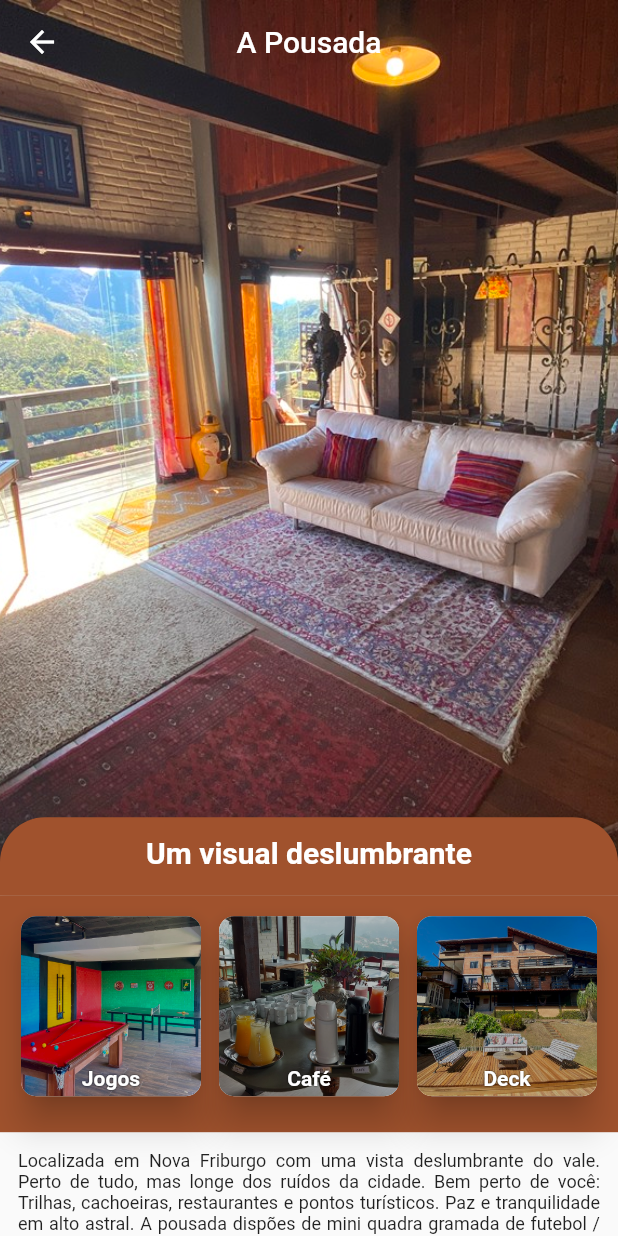
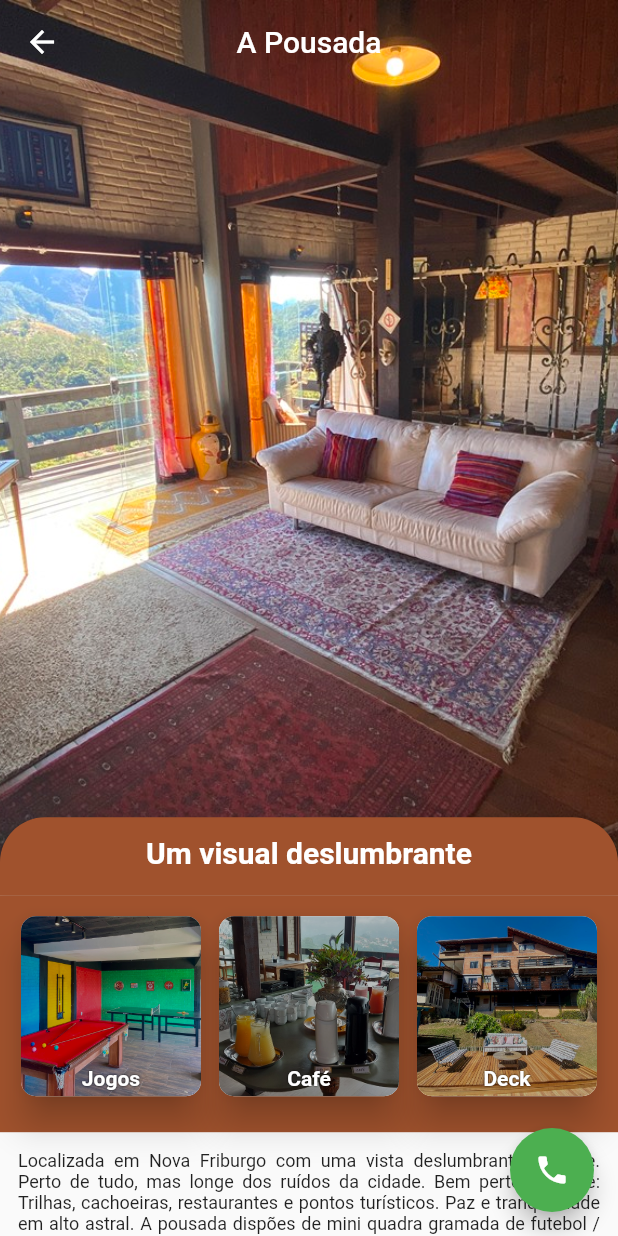
Before and after one commit to mattostiago/vdf, a Flutter app: the Pousada screen opened directly, on a phone screen of 412 x 824 dp. Run offline on Flutter 3.47's test engine with Material 2 defaults, Android fonts, the phone set to English and light mode, and no system bars; drawn by our look-alikes of flutter_image_slideshow; our stand-ins replace carousel_slider, lottie; network calls fail.

Commit message:
Botão whatsapp na pagina sobre

```diff
--- a/lib/source/screens/pousada.dart
+++ b/lib/source/screens/pousada.dart
@@ -4,6 +4,7 @@ import 'package:flutter/src/widgets/framework.dart';
 import 'package:flutter_image_slideshow/flutter_image_slideshow.dart';
 import 'package:lottie/lottie.dart';
 import 'package:url_launcher/url_launcher.dart';
+import 'package:vdf/source/components/botoes.dart';
 import 'package:vdf/source/components/modal.dart';
 import 'package:vdf/source/data/dados.dart';
 import 'package:vdf/source/utils/constants.dart';
@@ -18,6 +19,7 @@ class Pousada extends StatefulWidget {
 class _PousadaState extends State<Pousada> {
   Dados dados = Dados();
   Modal modal = Modal();
+  Botoes botao = Botoes();
 
   final Uri _url = Uri.parse(
       'https://www.google.com/maps/place/Pousada+Vale+das+Flores/@-22.2846187,-42.515241,17z/data=!3m1!4b1!4m8!3m7!1s0x978ae3ff627ffb:0xbcf22390017c4b4c!5m2!4m1!1i2!8m2!3d-22.2846236!4d-42.5151785');
@@ -38,6 +40,8 @@ class _PousadaState extends State<Pousada> {
         centerTitle: true,
         elevation: 0,
       ),
+      floatingActionButton: botao.retornaBotaoFlutuanteWhatsApp(),
+      floatingActionButtonLocation: FloatingActionButtonLocation.endFloat,
       body: Column(
         children: [
           Expanded(
```
